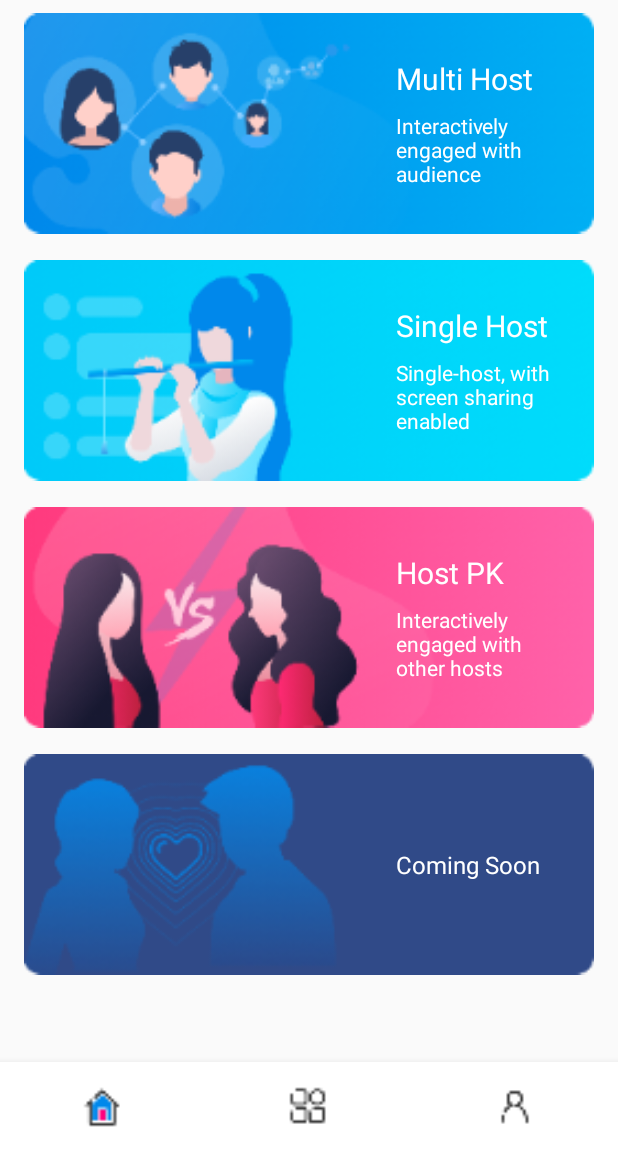
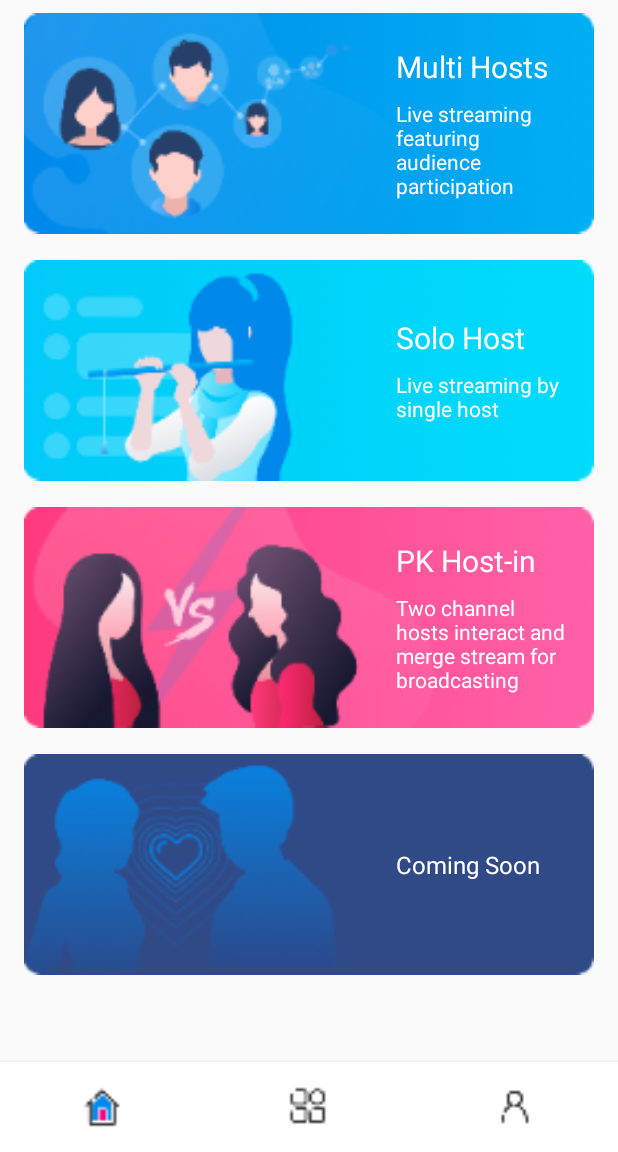
Before and after one commit to topjs/AgoraLive, an Android app: the screen it shows after launch (MainActivity), on a phone screen of 412 x 824 dp, the part 84-1236 px from its top. Run offline under Robolectric (Android 15) with nearby library versions, the phone set to English and light mode, and no system bars; our stand-ins replace navigation-ui; libraries missing offline, so code that uses them is left out: com.faceunity.wrapper, io.agora.rtc; 4 statements that could not run were skipped.

Commit message:
English translation updated

```diff
--- a/AgoraLive-Android/app/src/main/res/values/strings.xml
+++ b/AgoraLive-Android/app/src/main/res/values/strings.xml
@@ -8,14 +8,14 @@
     <string name="permission_not_granted">Necessary permissions not granted</string>
 
     <!-- Home Fragment -->
-    <string name="home_category_title_multi">Multi Host</string>
-    <string name="home_category_title_single">Single Host</string>
-    <string name="home_category_title_pk">Host PK</string>
+    <string name="home_category_title_multi">Multi Hosts</string>
+    <string name="home_category_title_single">Solo Host</string>
+    <string name="home_category_title_pk">PK Host-in</string>
     <string name="home_category_title_blind_date">Coming Soon</string>
 
-    <string name="home_category_desp_multi">Interactively \nengaged with \naudience</string>
-    <string name="home_category_desp_single">Single-host, with \nscreen sharing \nenabled</string>
-    <string name="home_category_desp_pk">Interactively \nengaged with \nother hosts</string>
+    <string name="home_category_desp_multi">Live streaming featuring audience participation</string>
+    <string name="home_category_desp_single">Live streaming by single host</string>
+    <string name="home_category_desp_pk">Two channel hosts interact and merge stream for broadcasting</string>
 
     <string name="room_list_no_data_hint">Please Create a Room</string>
     <string name="room_list_fail_to_obtain_data_hint">Loading Data failed, please try later</string>
```
Also changed, not shown: 1 other file.
